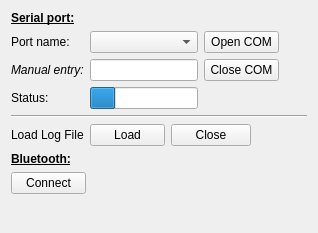
The window that ui/w_config.ui (JFDuval/flexsea-plan) describes before a commit, drawn with Qt 5.
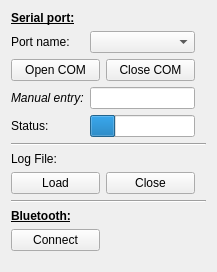
The same window after the commit.

Commit message: Reworked the appearance of Config. Disabled unimplemented options.

```diff
--- a/ui/w_config.ui
+++ b/ui/w_config.ui
@@ -6,8 +6,8 @@
    <rect>
     <x>0</x>
     <y>0</y>
-    <width>318</width>
-    <height>233</height>
+    <width>217</width>
+    <height>272</height>
    </rect>
   </property>
   <property name="sizePolicy">
@@ -23,30 +23,13 @@
    <item>
     <layout class="QGridLayout" name="gridLayout">
      <item row="4" column="1">
-      <layout class="QHBoxLayout" name="horizontalLayout"/>
-     </item>
-     <item row="3" column="3">
-      <spacer name="horizontalSpacer_4">
-       <property name="orientation">
-        <enum>Qt::Horizontal</enum>
-       </property>
-       <property name="sizeHint" stdset="0">
-        <size>
-         <width>5</width>
-         <height>20</height>
-        </size>
-       </property>
-      </spacer>
-     </item>
-     <item row="3" column="0">
-      <widget class="QLabel" name="label_4">
-       <property name="text">
-        <string>Status:</string>
-       </property>
-      </widget>
-     </item>
-     <item row="3" column="1">
       <widget class="QProgressBar" name="comProgressBar">
+       <property name="maximumSize">
+        <size>
+         <width>110</width>
+         <height>16777215</height>
+        </size>
+       </property>
        <property name="value">
         <number>24</number>
        </property>
@@ -55,7 +38,14 @@
        </property>
       </widget>
      </item>
-     <item row="3" column="2">
+     <item row="4" column="0">
+      <widget class="QLabel" name="label_4">
+       <property name="text">
+        <string>Status:</string>
+       </property>
+      </widget>
+     </item>
+     <item row="4" column="2">
       <layout class="QHBoxLayout" name="horizontalLayout_2">
        <item>
         <spacer name="horizontalSpacer_2">
@@ -67,7 +57,7 @@
          </property>
          <property name="sizeHint" stdset="0">
           <size>
-           <width>10</width>
+           <width>5</width>
            <height>10</height>
           </size>
          </property>
@@ -75,55 +65,7 @@
        </item>
       </layout>
      </item>
-     <item row="0" column="0">
-      <widget class="QLabel" name="label">
-       <property name="text">
-        <string>&lt;html&gt;&lt;head/&gt;&lt;body&gt;&lt;p&gt;&lt;span style=&quot; font-weight:600; text-decoration: underline;&quot;&gt;Serial port:&lt;/span&gt;&lt;/p&gt;&lt;/body&gt;&lt;/html&gt;</string>
-       </property>
-      </widget>
-     </item>
-     <item row="1" column="1">
-      <widget class="QComboBox" name="comPortComboBox"/>
-     </item>
-     <item row="1" column="2">
-      <widget class="QPushButton" name="openComButton">
-       <property name="sizePolicy">
-        <sizepolicy hsizetype="Fixed" vsizetype="Fixed">
-         <horstretch>0</horstretch>
-         <verstretch>0</verstretch>
-        </sizepolicy>
-       </property>
-       <property name="minimumSize">
-        <size>
-         <width>75</width>
-         <height>0</height>
-        </size>
-       </property>
-       <property name="maximumSize">
-        <size>
-         <width>74</width>
-         <height>16777215</height>
-        </size>
-       </property>
-       <property name="baseSize">
-        <size>
-         <width>75</width>
-         <height>0</height>
-        </size>
-       </property>
-       <property name="text">
-        <string>Open COM</string>
-       </property>
-      </widget>
-     </item>
-     <item row="2" column="0">
-      <widget class="QLabel" name="label_3">
-       <property name="text">
-        <string>&lt;html&gt;&lt;head/&gt;&lt;body&gt;&lt;p&gt;&lt;span style=&quot; font-style:italic;&quot;&gt;Manual entry:&lt;/span&gt;&lt;/p&gt;&lt;/body&gt;&lt;/html&gt;</string>
-       </property>
-      </widget>
-     </item>
-     <item row="2" column="1">
+     <item row="3" column="1">
       <widget class="QLineEdit" name="comPortTxt">
        <property name="sizePolicy">
         <sizepolicy hsizetype="Fixed" vsizetype="Fixed">
@@ -137,54 +79,40 @@
          <height>0</height>
         </size>
        </property>
+       <property name="maximumSize">
+        <size>
+         <width>110</width>
+         <height>16777215</height>
+        </size>
+       </property>
        <property name="toolTip">
         <string/>
        </property>
       </widget>
      </item>
-     <item row="2" column="2">
-      <widget class="QPushButton" name="closeComButton">
-       <property name="sizePolicy">
-        <sizepolicy hsizetype="Fixed" vsizetype="Fixed">
-         <horstretch>0</horstretch>
-         <verstretch>0</verstretch>
-        </sizepolicy>
-       </property>
-       <property name="minimumSize">
-        <size>
-         <width>75</width>
-         <height>0</height>
-        </size>
-       </property>
+     <item row="1" column="1">
+      <widget class="QComboBox" name="comPortComboBox">
        <property name="maximumSize">
         <size>
-         <width>74</width>
+         <width>110</width>
          <height>16777215</height>
         </size>
        </property>
-       <property name="baseSize">
-        <size>
-         <width>75</width>
-         <height>0</height>
-        </size>
-       </property>
+      </widget>
+     </item>
+     <item row="3" column="0">
+      <widget class="QLabel" name="label_ManEntry">
        <property name="text">
-        <string>Close COM</string>
+        <string>&lt;html&gt;&lt;head/&gt;&lt;body&gt;&lt;p&gt;&lt;span style=&quot; font-style:italic;&quot;&gt;Manual entry:&lt;/span&gt;&lt;/p&gt;&lt;/body&gt;&lt;/html&gt;</string>
        </property>
       </widget>
      </item>
-     <item row="2" column="3">
-      <spacer name="horizontalSpacer">
-       <property name="orientation">
-        <enum>Qt::Horizontal</enum>
+     <item row="0" column="0">
+      <widget class="QLabel" name="label">
+       <property name="text">
+        <string>&lt;html&gt;&lt;head/&gt;&lt;body&gt;&lt;p&gt;&lt;span style=&quot; font-weight:600; text-decoration: underline;&quot;&gt;Serial port:&lt;/span&gt;&lt;/p&gt;&lt;/body&gt;&lt;/html&gt;</string>
        </property>
-       <property name="sizeHint" stdset="0">
-        <size>
-         <width>5</width>
-         <height>20</height>
-        </size>
-       </property>
-      </spacer>
+      </widget>
      </item>
      <item row="1" column="0">
       <widget class="QLabel" name="label_2">
@@ -193,28 +121,10 @@
        </property>
       </widget>
      </item>
-    </layout>
-   </item>
-   <item>
-    <widget class="Line" name="line">
-     <property name="orientation">
-      <enum>Qt::Horizontal</enum>
-     </property>
-    </widget>
-   </item>
-   <item>
-    <layout class="QGridLayout" name="gridLayout_2" rowstretch="0" columnstretch="0">
-     <item row="0" column="0">
+     <item row="2" column="0" colspan="3">
       <layout class="QHBoxLayout" name="horizontalLayout_3">
        <item>
-        <widget class="QLabel" name="label_8">
-         <property name="text">
-          <string>Load Log File</string>
-         </property>
-        </widget>
-       </item>
-       <item>
-        <widget class="QPushButton" name="pbLoadLogFile">
+        <widget class="QPushButton" name="openComButton">
          <property name="sizePolicy">
           <sizepolicy hsizetype="Fixed" vsizetype="Fixed">
            <horstretch>0</horstretch>
@@ -223,13 +133,13 @@
          </property>
          <property name="minimumSize">
           <size>
-           <width>75</width>
+           <width>89</width>
            <height>0</height>
           </size>
          </property>
          <property name="maximumSize">
           <size>
-           <width>74</width>
+           <width>89</width>
            <height>16777215</height>
           </size>
          </property>
@@ -240,31 +150,49 @@
           </size>
          </property>
          <property name="text">
-          <string>Load</string>
+          <string>Open COM</string>
          </property>
         </widget>
        </item>
        <item>
-        <widget class="QPushButton" name="pbCloseLogFile">
+        <widget class="QPushButton" name="closeComButton">
          <property name="sizePolicy">
           <sizepolicy hsizetype="Fixed" vsizetype="Fixed">
            <horstretch>0</horstretch>
            <verstretch>0</verstretch>
           </sizepolicy>
          </property>
+         <property name="minimumSize">
+          <size>
+           <width>89</width>
+           <height>0</height>
+          </size>
+         </property>
+         <property name="maximumSize">
+          <size>
+           <width>89</width>
+           <height>16777215</height>
+          </size>
+         </property>
+         <property name="baseSize">
+          <size>
+           <width>75</width>
+           <height>0</height>
+          </size>
+         </property>
          <property name="text">
-          <string>Close</string>
+          <string>Close COM</string>
          </property>
         </widget>
        </item>
        <item>
-        <spacer name="horizontalSpacer_6">
+        <spacer name="horizontalSpacer_3">
          <property name="orientation">
           <enum>Qt::Horizontal</enum>
          </property>
          <property name="sizeHint" stdset="0">
           <size>
-           <width>40</width>
+           <width>5</width>
            <height>20</height>
           </size>
          </property>
@@ -274,6 +202,100 @@
      </item>
     </layout>
    </item>
+   <item>
+    <widget class="Line" name="line">
+     <property name="orientation">
+      <enum>Qt::Horizontal</enum>
+     </property>
+    </widget>
+   </item>
+   <item>
+    <layout class="QGridLayout" name="gridLayout_2">
+     <item row="1" column="1">
+      <widget class="QPushButton" name="pbCloseLogFile">
+       <property name="sizePolicy">
+        <sizepolicy hsizetype="Fixed" vsizetype="Fixed">
+         <horstretch>0</horstretch>
+         <verstretch>0</verstretch>
+        </sizepolicy>
+       </property>
+       <property name="minimumSize">
+        <size>
+         <width>89</width>
+         <height>0</height>
+        </size>
+       </property>
+       <property name="maximumSize">
+        <size>
+         <width>89</width>
+         <height>16777215</height>
+        </size>
+       </property>
+       <property name="text">
+        <string>Close</string>
+       </property>
+      </widget>
+     </item>
+     <item row="1" column="0">
+      <widget class="QPushButton" name="pbLoadLogFile">
+       <property name="sizePolicy">
+        <sizepolicy hsizetype="Fixed" vsizetype="Fixed">
+         <horstretch>0</horstretch>
+         <verstretch>0</verstretch>
+        </sizepolicy>
+       </property>
+       <property name="minimumSize">
+        <size>
+         <width>89</width>
+         <height>0</height>
+        </size>
+       </property>
+       <property name="maximumSize">
+        <size>
+         <width>89</width>
+         <height>16777215</height>
+        </size>
+       </property>
+       <property name="baseSize">
+        <size>
+         <width>75</width>
+         <height>0</height>
+        </size>
+       </property>
+       <property name="text">
+        <string>Load</string>
+       </property>
+      </widget>
+     </item>
+     <item row="0" column="0">
+      <widget class="QLabel" name="label_8">
+       <property name="text">
+        <string>&lt;html&gt;&lt;head/&gt;&lt;body&gt;&lt;p&gt;&lt;span style=&quot; font-weight:600; text-decoration: underline;&quot;&gt;Log File:&lt;/span&gt;&lt;/p&gt;&lt;/body&gt;&lt;/html&gt;</string>
+       </property>
+      </widget>
+     </item>
+     <item row="1" column="2">
+      <spacer name="horizontalSpacer_6">
+       <property name="orientation">
+        <enum>Qt::Horizontal</enum>
+       </property>
+       <property name="sizeHint" stdset="0">
+        <size>
+         <width>5</width>
+         <height>20</height>
+        </size>
+       </property>
+      </spacer>
+     </item>
+    </layout>
+   </item>
+   <item>
+    <widget class="Line" name="line_2">
+     <property name="orientation">
+      <enum>Qt::Horizontal</enum>
+     </property>
+    </widget>
+   </item>
    <item>
     <layout class="QGridLayout" name="gridLayout_5">
      <item row="0" column="0">
@@ -287,13 +309,13 @@
       <widget class="QPushButton" name="pushButtonBTCon">
        <property name="minimumSize">
         <size>
-         <width>75</width>
+         <width>89</width>
          <height>0</height>
         </size>
        </property>
        <property name="maximumSize">
         <size>
-         <width>75</width>
+         <width>89</width>
          <height>16777215</height>
         </size>
        </property>
@@ -309,7 +331,7 @@
        </property>
        <property name="sizeHint" stdset="0">
         <size>
-         <width>40</width>
+         <width>5</width>
          <height>20</height>
         </size>
        </property>
```
The commit also changes 3 other files.
